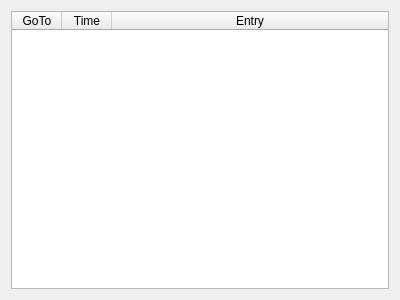
Qt form tinyos-2.x/trunk/support/cpp/TestShimmer/src/LogWidget.ui (baharev/szte-wsn-code) before a commit.
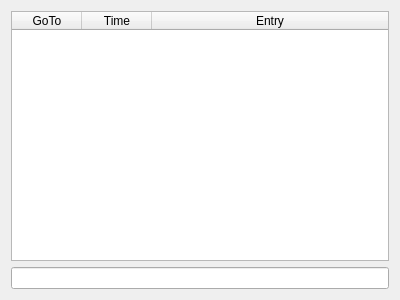
The same form after that commit.

Commit message: LogWidget entryLine implemented on Enter a line is added to above tableWidget

```diff
--- a/tinyos-2.x/trunk/support/cpp/TestShimmer/src/LogWidget.ui
+++ b/tinyos-2.x/trunk/support/cpp/TestShimmer/src/LogWidget.ui
@@ -20,7 +20,10 @@
       <bool>true</bool>
      </attribute>
      <attribute name="horizontalHeaderDefaultSectionSize">
-      <number>50</number>
+      <number>70</number>
+     </attribute>
+     <attribute name="horizontalHeaderMinimumSectionSize">
+      <number>40</number>
      </attribute>
      <attribute name="horizontalHeaderStretchLastSection">
       <bool>true</bool>
@@ -28,6 +31,9 @@
      <attribute name="verticalHeaderVisible">
       <bool>false</bool>
      </attribute>
+     <attribute name="verticalHeaderStretchLastSection">
+      <bool>false</bool>
+     </attribute>
      <attribute name="verticalHeaderVisible">
       <bool>false</bool>
      </attribute>
@@ -37,8 +43,14 @@
      <attribute name="horizontalHeaderCascadingSectionResizes">
       <bool>true</bool>
      </attribute>
+     <attribute name="horizontalHeaderMinimumSectionSize">
+      <number>40</number>
+     </attribute>
+     <attribute name="verticalHeaderStretchLastSection">
+      <bool>false</bool>
+     </attribute>
      <attribute name="horizontalHeaderDefaultSectionSize">
-      <number>50</number>
+      <number>70</number>
      </attribute>
      <column>
       <property name="text">
@@ -57,6 +69,9 @@
      </column>
     </widget>
    </item>
+   <item>
+    <widget class="QLineEdit" name="entryLine"/>
+   </item>
   </layout>
  </widget>
  <resources/>
```
The commit also changes 5 other files.
